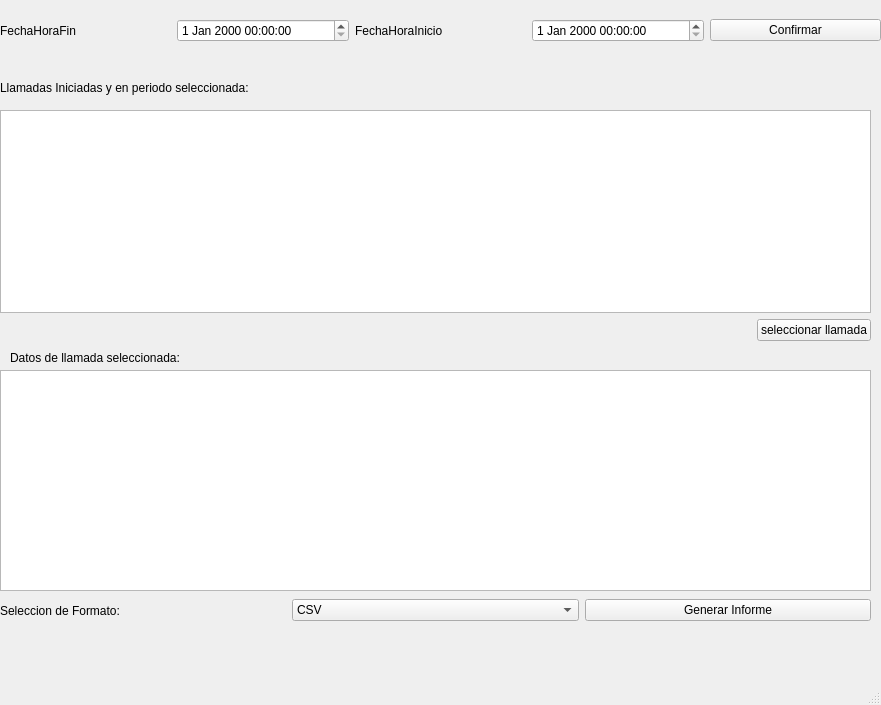
The window that ui/pantallaCu44.ui (ReynaTeodoro/2023DSI) describes before a commit, drawn with Qt 5.
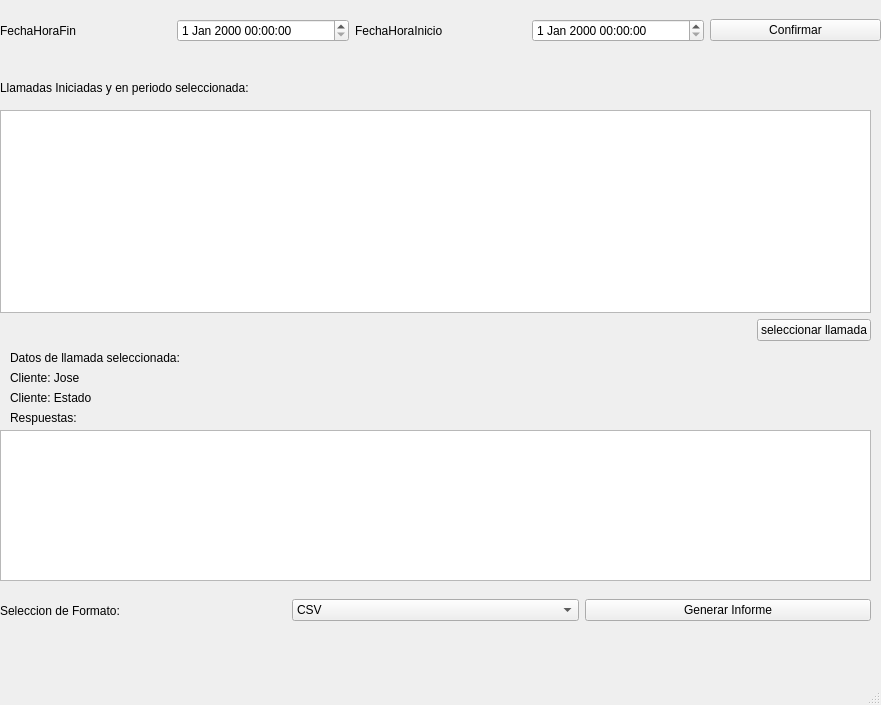
The same window after the commit.

Patch:
```diff
--- a/ui/pantallaCu44.ui
+++ b/ui/pantallaCu44.ui
@@ -96,9 +96,9 @@
     <property name="geometry">
      <rect>
       <x>0</x>
-      <y>370</y>
+      <y>430</y>
       <width>871</width>
-      <height>221</height>
+      <height>151</height>
      </rect>
     </property>
    </widget>
@@ -171,6 +171,45 @@
      </item>
     </layout>
    </widget>
+   <widget class="QLabel" name="datoLlamada_lbl_2">
+    <property name="geometry">
+     <rect>
+      <x>10</x>
+      <y>370</y>
+      <width>231</width>
+      <height>16</height>
+     </rect>
+    </property>
+    <property name="text">
+     <string>Cliente: Jose</string>
+    </property>
+   </widget>
+   <widget class="QLabel" name="datoLlamada_lbl_3">
+    <property name="geometry">
+     <rect>
+      <x>10</x>
+      <y>390</y>
+      <width>231</width>
+      <height>16</height>
+     </rect>
+    </property>
+    <property name="text">
+     <string>Cliente: Estado</string>
+    </property>
+   </widget>
+   <widget class="QLabel" name="datoLlamada_lbl_4">
+    <property name="geometry">
+     <rect>
+      <x>10</x>
+      <y>410</y>
+      <width>231</width>
+      <height>16</height>
+     </rect>
+    </property>
+    <property name="text">
+     <string>Respuestas:</string>
+    </property>
+   </widget>
   </widget>
   <widget class="QStatusBar" name="statusbar"/>
  </widget>
```
